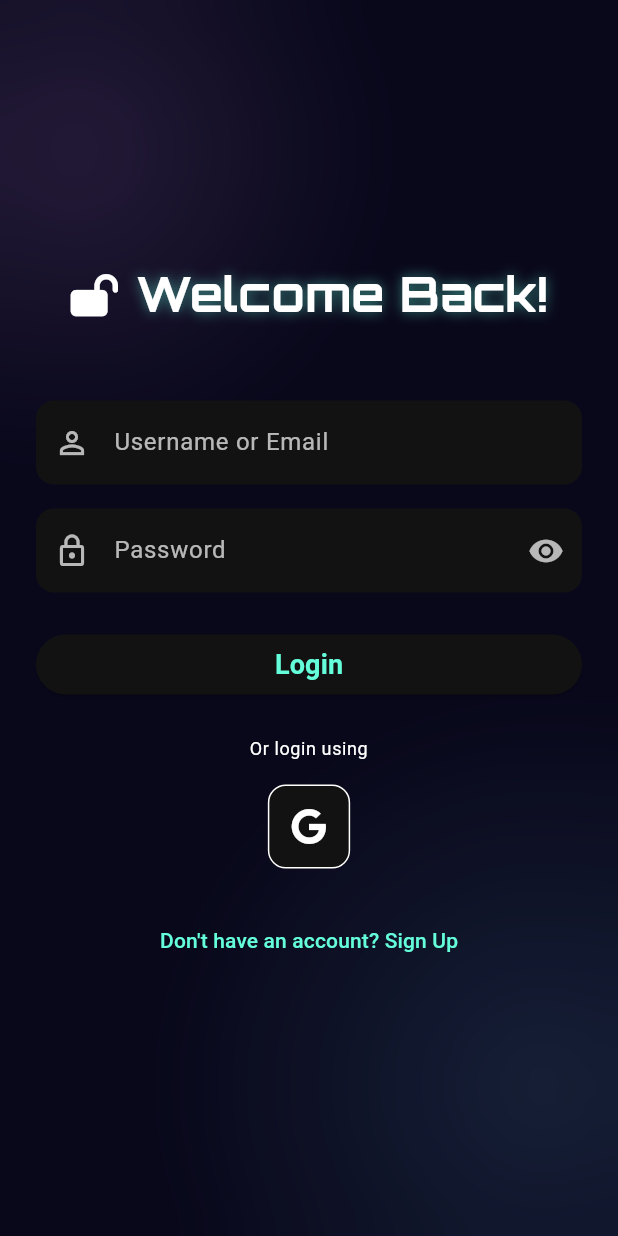
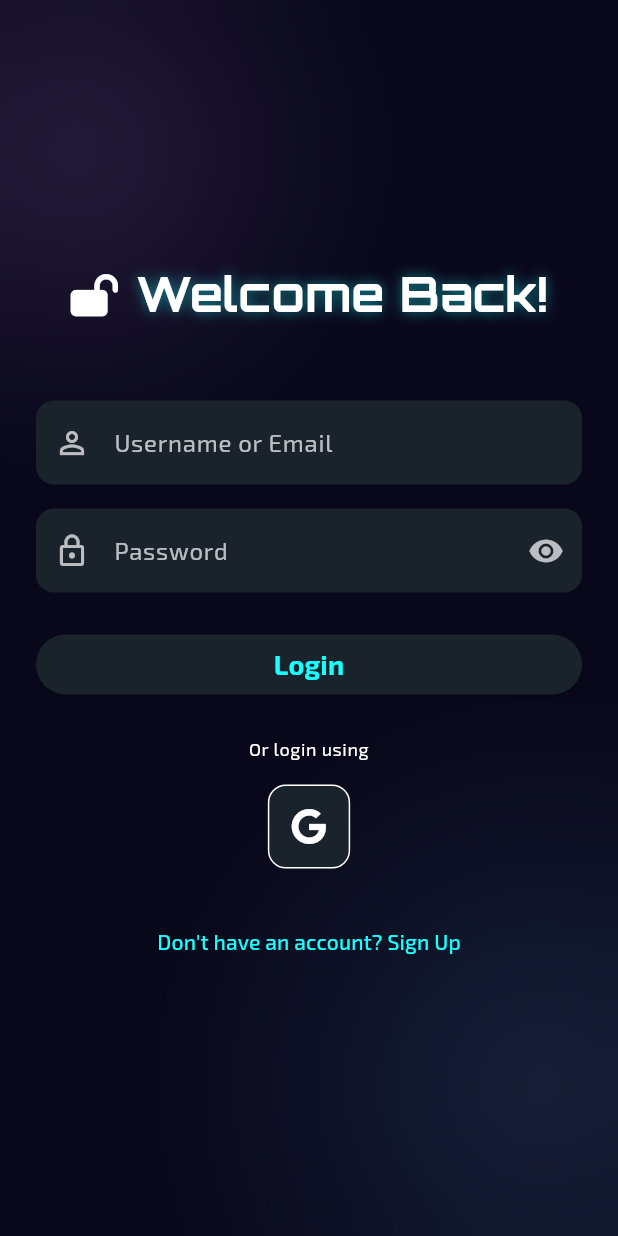
Before and after one commit to vaishnavijohari/Flutter-2.0, a Flutter app: the screen it shows after launch, on a phone screen of 412 x 824 dp. Run offline on Flutter 3.47's test engine with Material 3 defaults, Android fonts, the phone set to English and light mode, and no system bars; our stand-ins replace carousel_slider, cloud_firestore, connectivity_plus, firebase_auth, firebase_core, fl_chart and 7 more; accounts and stored records are empty.

Commit message:
Update app_theme.dart from New-UI branch

```diff
--- a/lib/core/theme/app_theme.dart
+++ b/lib/core/theme/app_theme.dart
@@ -1,39 +1,61 @@
 // lib/core/theme/app_theme.dart
 
 import 'package:flutter/material.dart';
+import 'package:google_fonts/google_fonts.dart';
 
 class AppTheme {
+  // --- NEW: A reusable gradient for the entire app ---
+  static const appBackgroundGradient = LinearGradient(
+    colors: [Color(0xFF2C3E50), Color(0xFF000000)],
+    begin: Alignment.topCenter,
+    end: Alignment.bottomCenter,
+  );
+
+  // --- MODIFIED: The light theme is kept clean and simple ---
   static final ThemeData lightTheme = ThemeData(
     brightness: Brightness.light,
-    primarySwatch: Colors.teal,
     scaffoldBackgroundColor: const Color(0xFFF5F5F5),
-    fontFamily: 'Roboto',
-    appBarTheme: const AppBarTheme(
+    fontFamily: GoogleFonts.exo2().fontFamily,
+    appBarTheme: AppBarTheme(
       backgroundColor: Colors.white,
       foregroundColor: Colors.black,
       elevation: 1,
+      titleTextStyle: GoogleFonts.orbitron(
+        color: Colors.black,
+        fontWeight: FontWeight.bold,
+      ),
     ),
     cardColor: Colors.white,
     colorScheme: const ColorScheme.light(
-      primary: Colors.teal,
-      secondary: Colors.amber,
+      primary: Color(0xFF009688), // Teal
+      secondary: Color(0xFFf50057), // Pink accent
+      surface: Color(0xFFFFFFFF),
+      onSurface: Colors.black87,
     ),
   );
 
+  // --- MODIFIED: The dark theme now embodies the "gaming" aesthetic ---
   static final ThemeData darkTheme = ThemeData(
     brightness: Brightness.dark,
-    primarySwatch: Colors.teal,
-    scaffoldBackgroundColor: Colors.black,
-    fontFamily: 'Roboto',
+    // This is the key: make the default scaffold background transparent
+    scaffoldBackgroundColor: Colors.transparent,
+    fontFamily: GoogleFonts.exo2().fontFamily,
     appBarTheme: AppBarTheme(
-      backgroundColor: Colors.grey[900],
+      // App bars are also transparent to let the gradient show through
+      backgroundColor: Colors.transparent,
       elevation: 0,
+      titleTextStyle: GoogleFonts.orbitron(
+        color: Colors.white,
+        fontWeight: FontWeight.bold,
+      ),
+      iconTheme: const IconThemeData(color: Colors.white),
     ),
-    cardColor: Colors.grey[850],
+    cardColor: Colors.white.withAlpha(15), // Very subtle, translucent cards
     colorScheme: const ColorScheme.dark(
-      primary: Colors.tealAccent,
-      secondary: Colors.amber,
-      surface: Color(0xFF121212),
+      primary: Colors.cyanAccent,
+      secondary: Color(0xFFf50057), // Pink accent
+      surface: Color(0xFF1A222C), // Dark surface for dialogs, etc.
+      onSurface: Colors.white,
     ),
   );
 }
```
